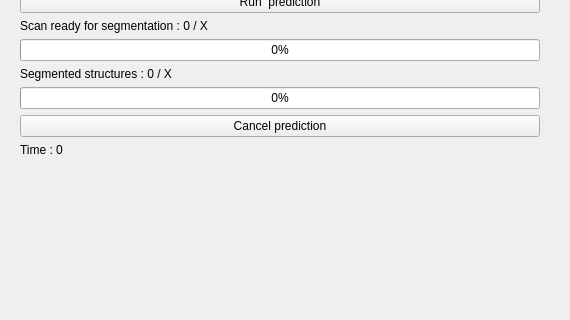
This is AMASSS/Resources/UI/AMASSS.ui in DCBIA-OrthoLab/SlicerAutomatedDentalTools as Qt 5 draws it before an edit; both pictures show x 0 to 570 and y 658 to 978 of the 570 by 978 pixel window. The edited form follows.
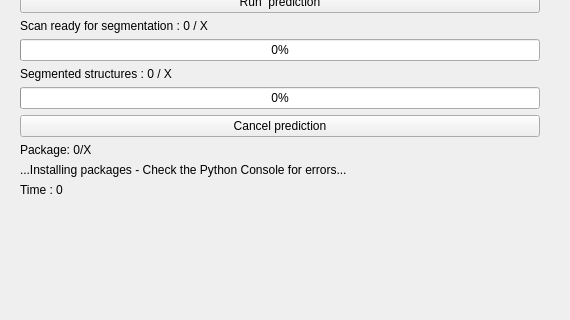
This is the edited form. Custom widgets are drawn as their Qt base class.

Commit message: BUG: Fix installation of packages in AMASSS windows

What changed in the file:
```diff
--- a/AMASSS/Resources/UI/AMASSS.ui
+++ b/AMASSS/Resources/UI/AMASSS.ui
@@ -805,6 +805,20 @@
           </property>
          </widget>
         </item>
+        <item>
+         <widget class="QLabel" name="nb_package">
+          <property name="text">
+           <string>Package: 0/X</string>
+          </property>
+         </widget>
+        </item>
+        <item>
+         <widget class="QLabel" name="label_installation">
+          <property name="text">
+           <string>...Installing packages - Check the Python Console for errors...</string>
+          </property>
+         </widget>
+        </item>
         <item>
          <widget class="QLabel" name="TimerLabel">
           <property name="text">
```
The commit also changes 1 other file.
